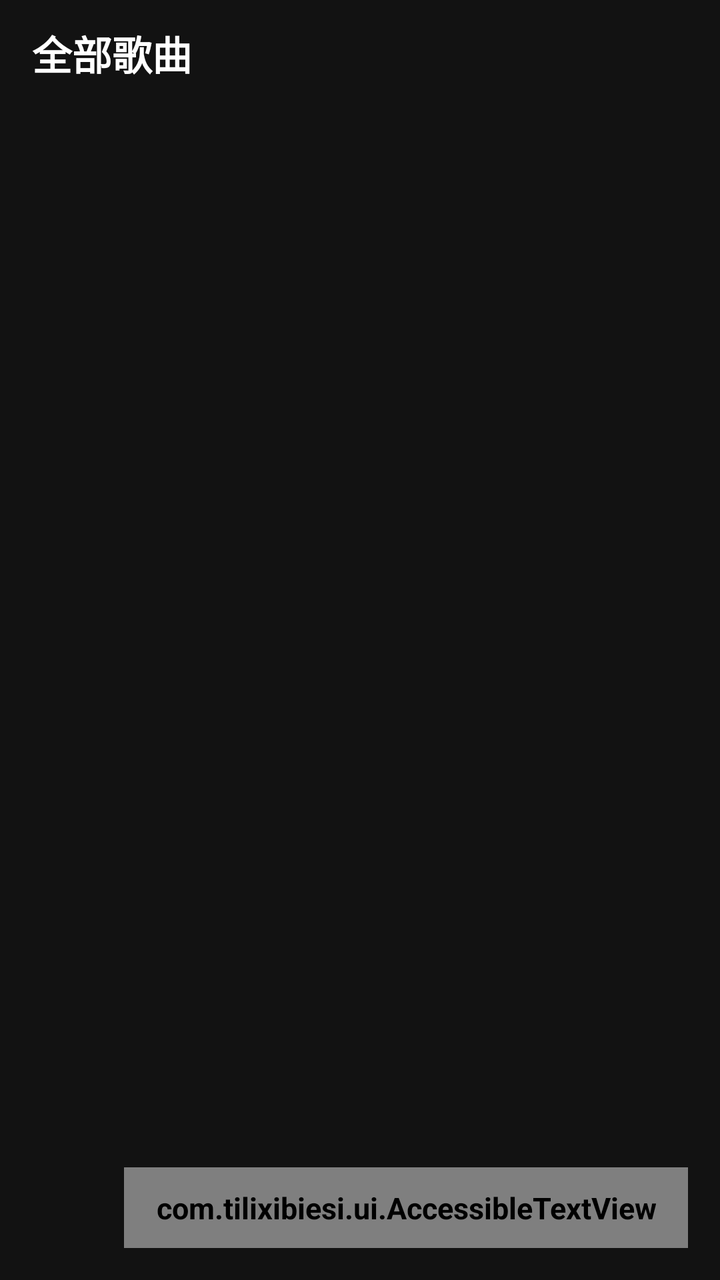
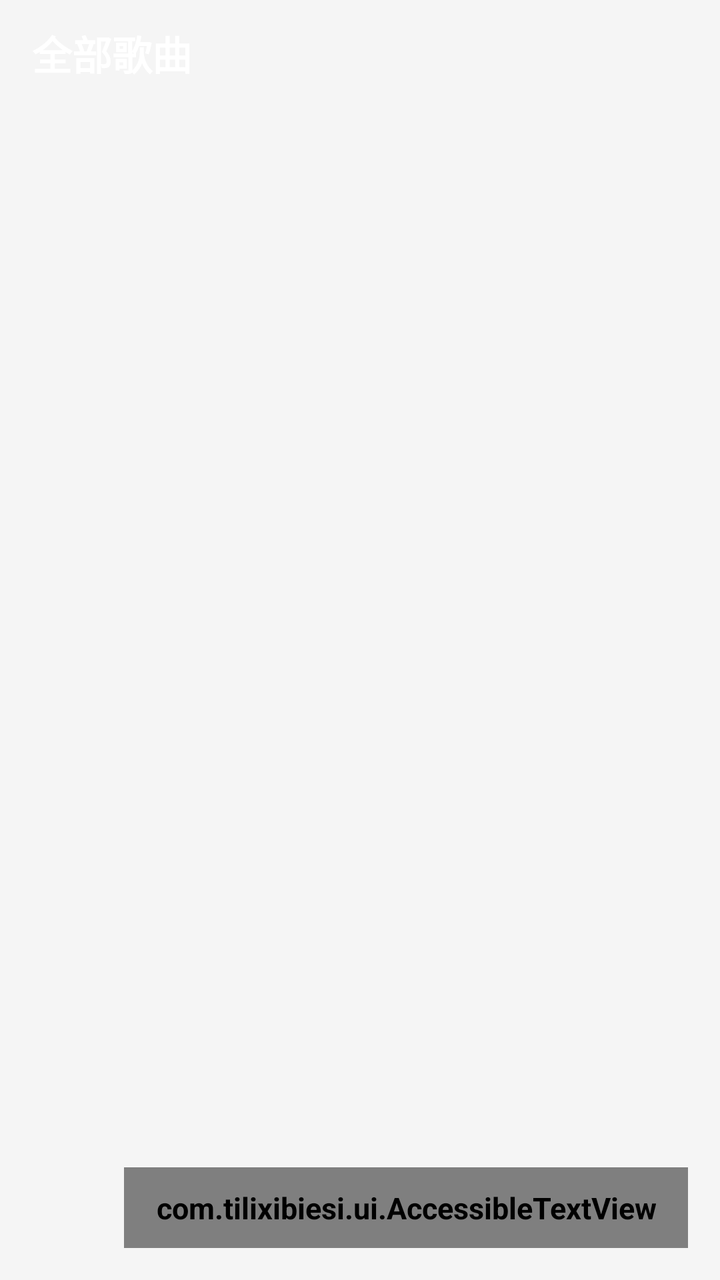

Compare the two renders of this Android layout. The source of the first and the diff that turns it into the second are given below.
<!-- AndroidManifest.xml: application theme AppTheme -->
<!-- res/layout/activity_main.xml -->
<FrameLayout xmlns:android="http://schemas.android.com/apk/res/android"
    xmlns:tools="http://schemas.android.com/tools"
    android:id="@+id/main_bg_host"
    android:layout_width="match_parent"
    android:layout_height="match_parent"
    android:background="#FF121212"
    tools:ignore="MergeRootFrame"
    android:keepScreenOn="true">

    <LinearLayout
        android:id="@+id/activity_main_root"
        android:layout_width="match_parent"
        android:layout_height="match_parent"
        android:orientation="vertical">

        <RelativeLayout
            android:layout_width="match_parent"
            android:layout_height="wrap_content"
            android:paddingHorizontal="16dp"
            android:paddingVertical="12dp">

            <TextView
                android:id="@+id/tv_title"
                android:layout_width="wrap_content"
                android:layout_height="wrap_content"
                android:text="@string/all_songs"
                android:textSize="20sp"
                android:textColor="#FFFFFFFF"
                android:layout_centerVertical="true"
                android:layout_alignParentStart="true" />

        </RelativeLayout>

        <ListView
            android:id="@+id/lv_music"
            android:layout_width="match_parent"
            android:layout_height="0dp"
            android:layout_weight="1"
            android:background="@null"
            android:paddingBottom="0dp"
            android:divider="#22FFFFFF"
            android:dividerHeight="1dp" 
            android:clipToPadding="false"
            android:scrollbars="none"/>

    </LinearLayout>

    <LinearLayout
        android:layout_width="match_parent"
        android:layout_height="wrap_content"
        android:orientation="vertical"
        android:gravity="center_horizontal"
        android:layout_gravity="top"
        android:paddingTop="12dp"
        android:paddingHorizontal="16dp"
        android:background="@android:color/transparent"
        android:clickable="false"
        android:focusable="false"
        android:importantForAccessibility="no">

        <TextView
            android:id="@+id/tv_total_today_duration"
            android:layout_width="wrap_content"
            android:layout_height="wrap_content"
            android:textSize="20sp"
            android:textColor="#FFCCCCCC"
            android:ellipsize="end"
            android:maxLines="1"
            android:visibility="gone" />

        <TextView
            android:id="@+id/tv_today_duration"
            android:layout_width="wrap_content"
            android:layout_height="wrap_content"
            android:textSize="20sp"
            android:textColor="#FFCCCCCC"
            android:ellipsize="end"
            android:maxLines="1"
            android:visibility="gone" />

    </LinearLayout>

    <com.tilixibiesi.ui.AccessibleTextView
        android:id="@+id/btn_search_float"
        android:layout_width="wrap_content"
        android:layout_height="wrap_content"
        android:layout_gravity="bottom|end"
        android:layout_marginEnd="16dp"
        android:layout_marginBottom="16dp"
        android:text="@string/search"
        android:textSize="20sp"
        android:textColor="#FFFFFFFF"
        android:background="?android:attr/selectableItemBackground"
        android:focusable="true"
        android:clickable="true"
        android:paddingHorizontal="16dp"
        android:paddingVertical="10dp" />

</FrameLayout>
<!-- resources referenced by this layout -->
<resources>
  <string name="all_songs">全部歌曲</string>
  <string name="search">搜索</string>
  <style name="AppTheme" parent="@android:style/Theme.Material.Light.NoActionBar">
          <item name="android:windowBackground">@color/activity_bg</item>
          <item name="android:textViewStyle">@style/GlobalBoldTextStyle</item>
          <item name="android:fontWeight">1000</item>
          <item name="android:textSize">15sp</item>
      </style>
  <color name="activity_bg">#F5F5F5</color>
  <style name="GlobalBoldTextStyle" parent="@android:style/Widget.Material.TextView">
          <item name="android:textStyle">bold</item>
          <item name="android:fontWeight">1000</item>
      </style>
</resources>

<!-- the commit's change to res/layout/activity_main.xml (unified diff, before → after) -->
@@ -1,9 +1,7 @@
 <FrameLayout xmlns:android="http://schemas.android.com/apk/res/android"
     xmlns:tools="http://schemas.android.com/tools"
-    android:id="@+id/main_bg_host"
     android:layout_width="match_parent"
     android:layout_height="match_parent"
-    android:background="#FF121212"
     tools:ignore="MergeRootFrame"
     android:keepScreenOn="true">
 
